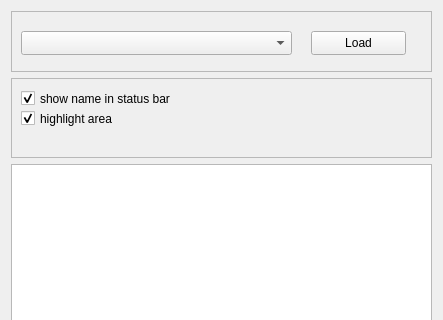
Before: the Qt Designer form ARA/ara_explorer.ui in SainsburyWellcomeCentre/lasagna, drawn with Qt 5; both pictures show x 0 to 443 and y 0 to 320 of the 443 by 574 pixel window.
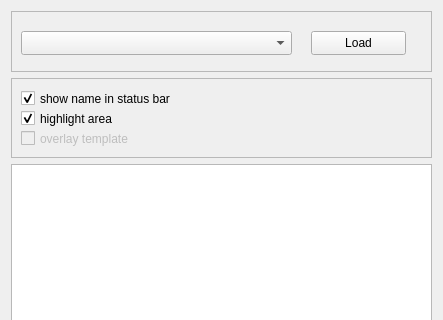
After: the same form once the commit is applied.

Commit message: add template checkbox to UI file

```diff
--- a/ARA/ara_explorer.ui
+++ b/ARA/ara_explorer.ui
@@ -117,6 +117,25 @@
        <bool>true</bool>
       </property>
      </widget>
+     <widget class="QCheckBox" name="overlayTemplate_checkBox">
+      <property name="enabled">
+       <bool>false</bool>
+      </property>
+      <property name="geometry">
+       <rect>
+        <x>10</x>
+        <y>50</y>
+        <width>241</width>
+        <height>21</height>
+       </rect>
+      </property>
+      <property name="text">
+       <string>overlay template</string>
+      </property>
+      <property name="checked">
+       <bool>false</bool>
+      </property>
+     </widget>
     </widget>
    </item>
    <item>
```
The commit also changes 1 other file.
